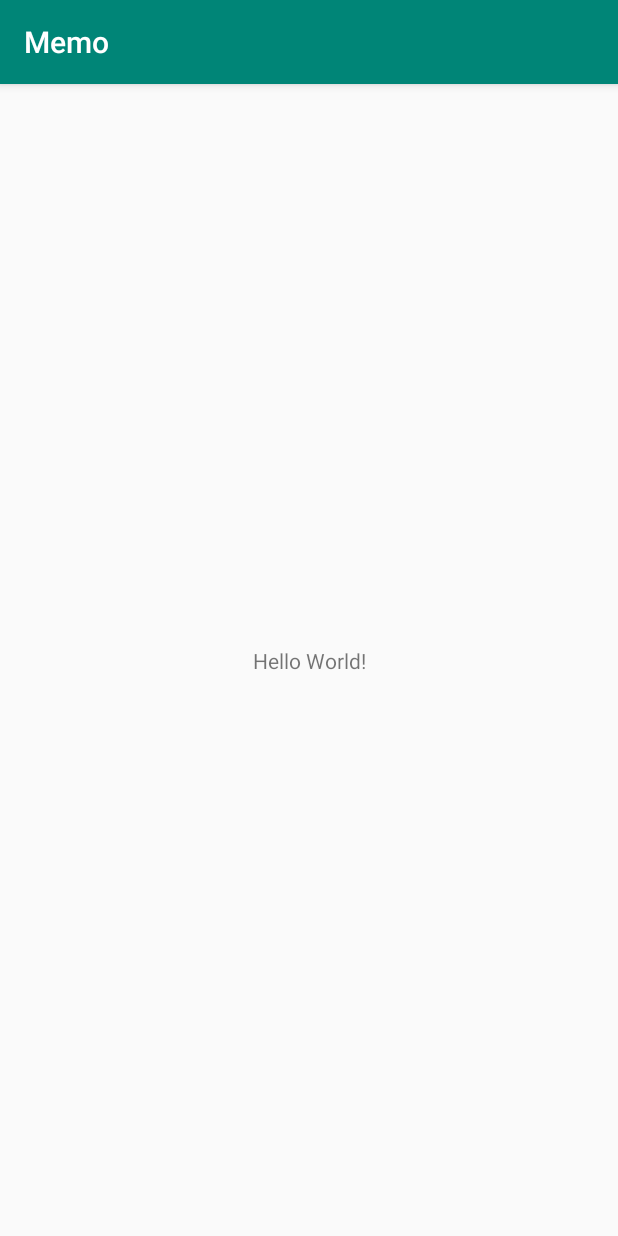
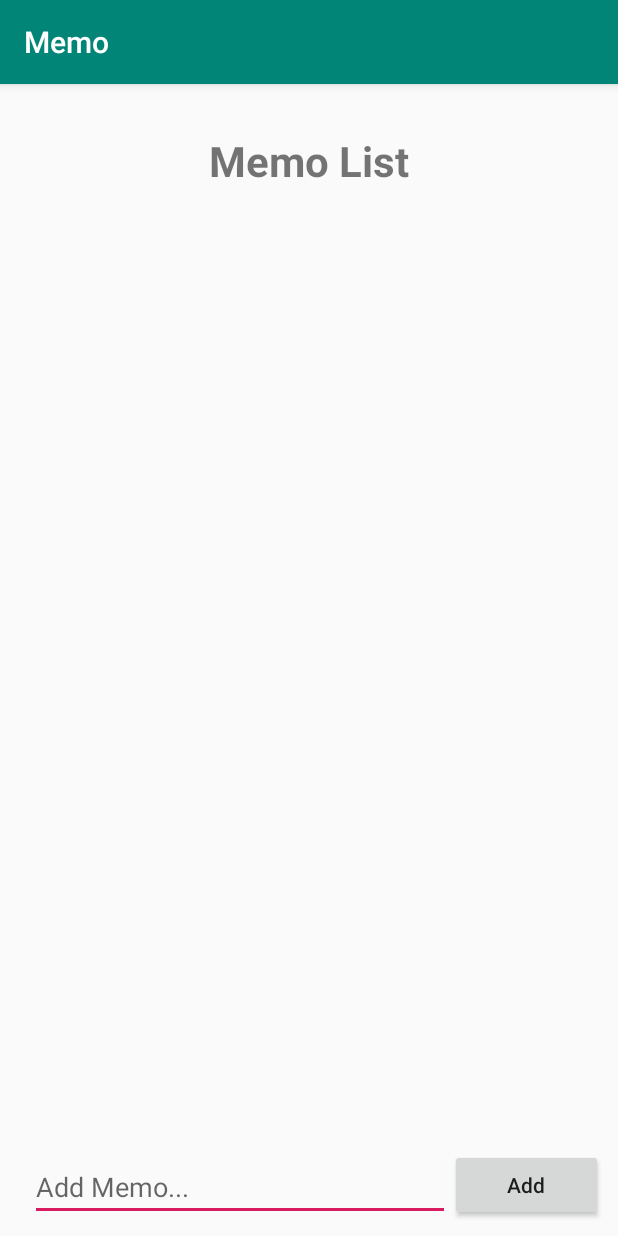
Before and after one commit to wonhopark89-dev/memo-android-kotlin, an Android app: the screen it shows after launch (MainActivity), on a phone screen of 412 x 824 dp. Run offline under Robolectric (Android 15) with nearby library versions, the phone set to English and light mode, and no system bars.

Commit message:
how to use constraint layout

```diff
--- a/app/src/main/res/layout/activity_main.xml
+++ b/app/src/main/res/layout/activity_main.xml
@@ -1,19 +1,47 @@
 <?xml version="1.0" encoding="utf-8"?>
-<android.support.constraint.ConstraintLayout
-        xmlns:android="http://schemas.android.com/apk/res/android"
+<android.support.constraint.ConstraintLayout xmlns:android="http://schemas.android.com/apk/res/android"
+  xmlns:app="http://schemas.android.com/apk/res-auto"
   xmlns:tools="http://schemas.android.com/tools"
-        xmlns:app="http://schemas.android.com/apk/res-auto"
   android:layout_width="match_parent"
   android:layout_height="match_parent"
-        tools:context=".MainActivity">
+  tools:context=".MainActivity"
+  >
 
   <TextView
+    android:id="@+id/title"
     android:layout_width="wrap_content"
     android:layout_height="wrap_content"
-            android:text="Hello World!"
+    android:layout_marginTop="32dp"
+    android:text="Memo List"
+    android:textSize="28dp"
+    android:textStyle="bold"
+    app:layout_constraintEnd_toEndOf="parent"
+    app:layout_constraintStart_toStartOf="parent"
+    app:layout_constraintTop_toTopOf="parent"
+    />
+
+  <EditText
+    android:id="@+id/edittext_memo"
+    android:layout_width="280dp"
+    android:layout_height="wrap_content"
+    android:layout_marginStart="20dp"
+    android:layout_marginBottom="10dp"
+    android:hint="Add Memo..."
     app:layout_constraintBottom_toBottomOf="parent"
-            app:layout_constraintLeft_toLeftOf="parent"
-            app:layout_constraintRight_toRightOf="parent"
-            app:layout_constraintTop_toTopOf="parent"/>
+    app:layout_constraintStart_toStartOf="parent"
+    />
+
+  <Button
+    android:id="@+id/button_add"
+    android:layout_width="0dp"
+    android:layout_height="wrap_content"
+    android:layout_marginEnd="10dp"
+    android:layout_marginBottom="10dp"
+    android:text="Add"
+    android:textAllCaps="false"
+    app:layout_constraintBottom_toBottomOf="parent"
+    app:layout_constraintEnd_toEndOf="parent"
+    app:layout_constraintStart_toEndOf="@id/edittext_memo"
+    />
 
 </android.support.constraint.ConstraintLayout>
```
Lines whose indentation alone changed are shown as unchanged.
